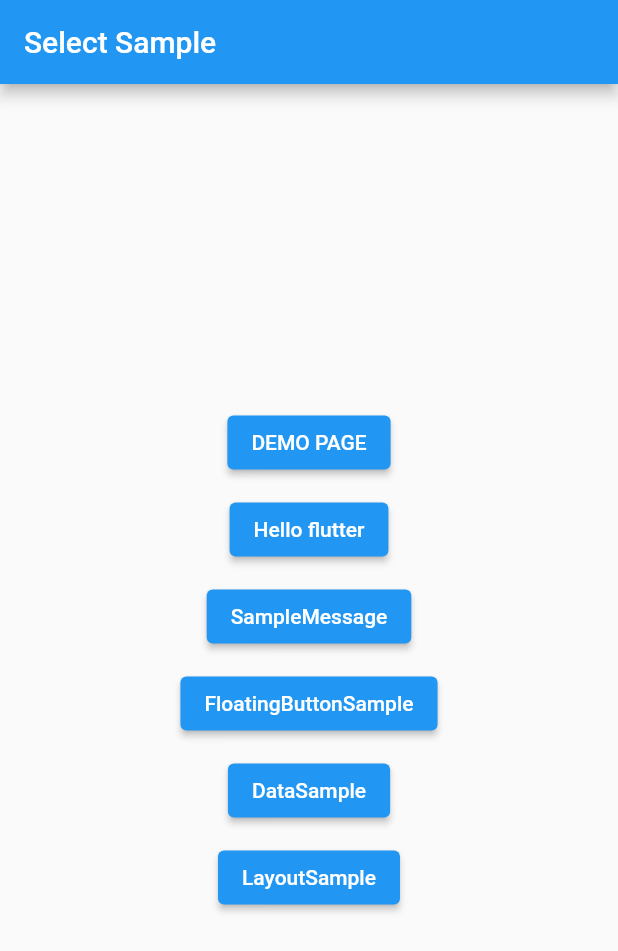
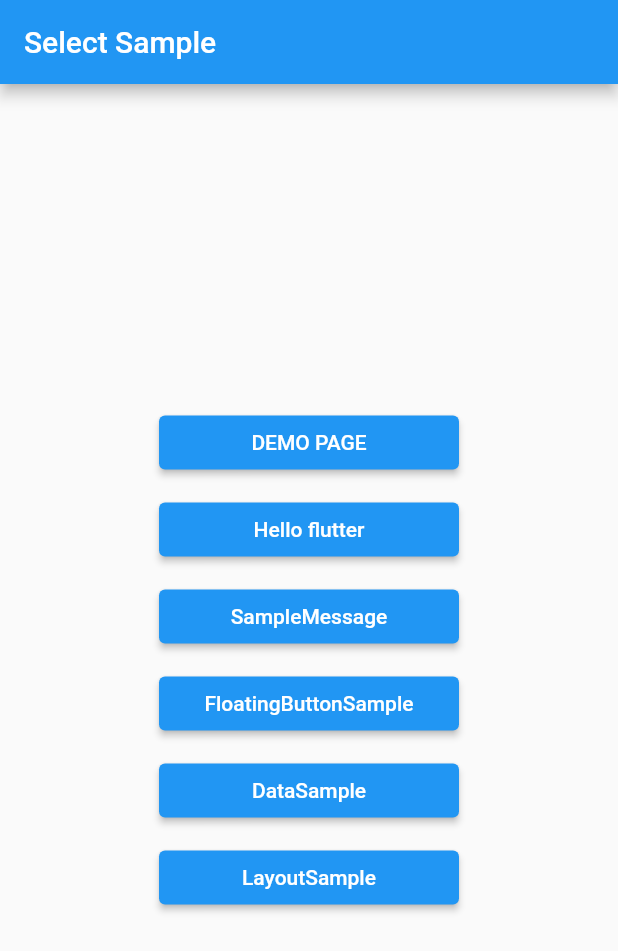
Before and after one commit to expensive-garbage/Kashiwara0205-flutter_samples, a Flutter app: the screen it shows after launch, on a phone screen of 412 x 824 dp. Shown: the top 951 px of the screen. Run offline on Flutter 3.47's test engine with Material 2 defaults, Android fonts, the light colour scheme and no system bars.

Commit message:
ボタンの横幅を整えた

```diff
--- a/lib/menu.dart
+++ b/lib/menu.dart
@@ -28,12 +28,12 @@ class MenuPage extends StatefulWidget {
 }
 
 class _MenuPageState extends State<MenuPage> {
+  static const double _buttonWidth = 200;
+
   @override
   Widget build(BuildContext context) {
     return Scaffold(
         appBar: AppBar(
-          // Here we take the value from the MenuPage object that was created by
-          // the App.build method, and use it to set our appbar title.
           title: Text(widget.title),
         ),
         body: Container(
@@ -44,6 +44,8 @@ class _MenuPageState extends State<MenuPage> {
               Padding(
                 padding: const EdgeInsets.all(5.0),
                 child: ElevatedButton(
+                    style: ElevatedButton.styleFrom(
+                        fixedSize: const Size.fromWidth(_buttonWidth)),
                     key: null,
                     onPressed: onClickDemo,
                     child: const Text("DEMO PAGE")),
@@ -51,6 +53,8 @@ class _MenuPageState extends State<MenuPage> {
               Padding(
                 padding: const EdgeInsets.all(5.0),
                 child: ElevatedButton(
+                    style: ElevatedButton.styleFrom(
+                        fixedSize: const Size.fromWidth(_buttonWidth)),
                     key: null,
                     onPressed: onClickHelloFlutter,
                     child: const Text("Hello flutter")),
@@ -58,6 +62,8 @@ class _MenuPageState extends State<MenuPage> {
               Padding(
                 padding: const EdgeInsets.all(5.0),
                 child: ElevatedButton(
+                    style: ElevatedButton.styleFrom(
+                        fixedSize: const Size.fromWidth(_buttonWidth)),
                     key: null,
                     onPressed: onClickSampleMessage,
                     child: const Text("SampleMessage")),
@@ -65,6 +71,8 @@ class _MenuPageState extends State<MenuPage> {
               Padding(
                 padding: const EdgeInsets.all(5.0),
                 child: ElevatedButton(
+                    style: ElevatedButton.styleFrom(
+                        fixedSize: const Size.fromWidth(_buttonWidth)),
                     key: null,
                     onPressed: onClickFloatingActionButtonSample,
                     child: const Text("FloatingButtonSample")),
@@ -72,6 +80,8 @@ class _MenuPageState extends State<MenuPage> {
               Padding(
                 padding: const EdgeInsets.all(5.0),
                 child: ElevatedButton(
+                    style: ElevatedButton.styleFrom(
+                        fixedSize: const Size.fromWidth(_buttonWidth)),
                     key: null,
                     onPressed: onClickDataSample,
                     child: const Text("DataSample")),
@@ -79,6 +89,8 @@ class _MenuPageState extends State<MenuPage> {
               Padding(
                 padding: const EdgeInsets.all(5.0),
                 child: ElevatedButton(
+                    style: ElevatedButton.styleFrom(
+                        fixedSize: const Size.fromWidth(_buttonWidth)),
                     key: null,
                     onPressed: onClickBaseLayout,
                     child: const Text("LayoutSample")),
```
